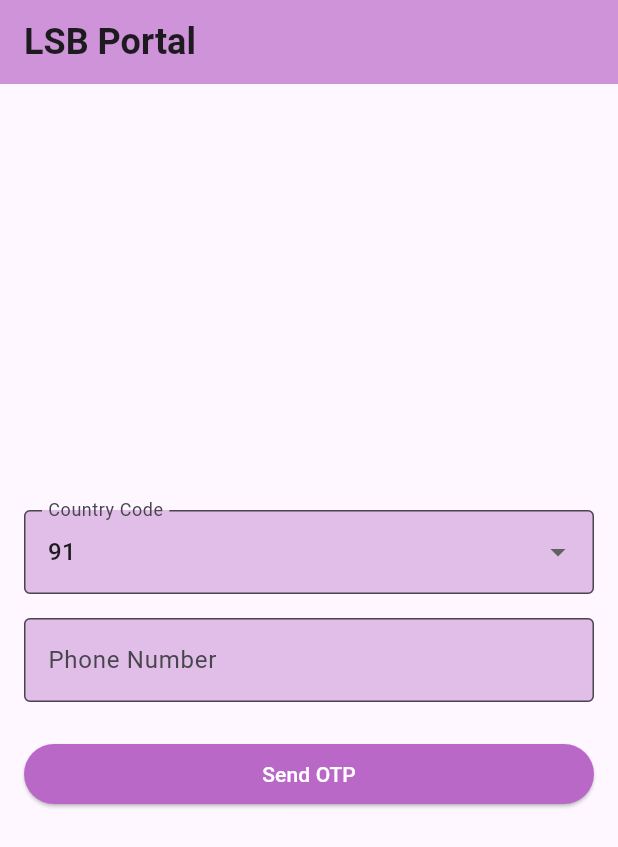
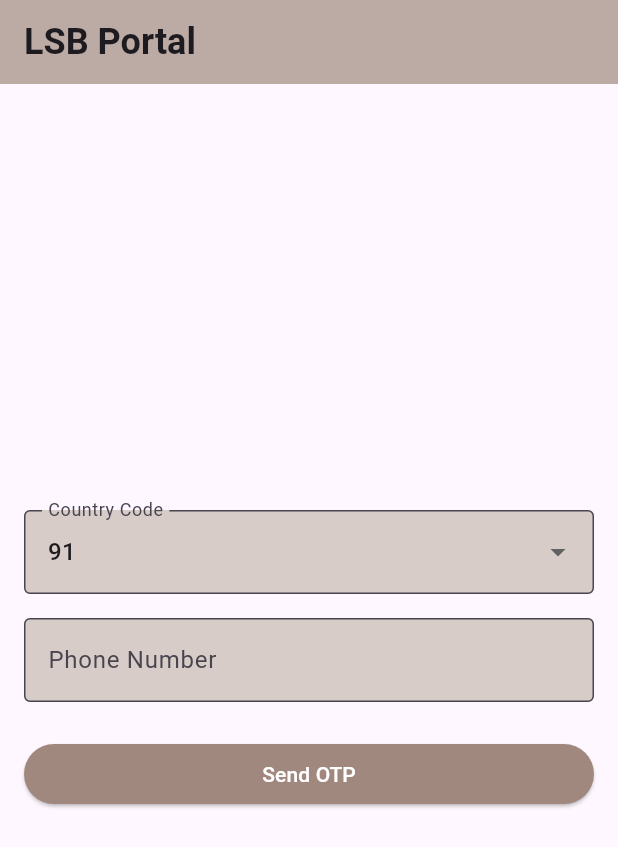
Before and after one commit to Singh1106/lsb_org_app, a Flutter app: the screen it shows after launch, on a phone screen of 412 x 824 dp. Shown: the top 847 px of the screen. Run offline on Flutter 3.47's test engine with Material 3 defaults, Android fonts, the phone set to English and light mode, and no system bars.

Commit message:
changed the theme

```diff
--- a/lib/theme/main.dart
+++ b/lib/theme/main.dart
@@ -127,7 +127,7 @@ class ThemeSelector {
     // final themes = ThemeType.values;
     // final randomIndex = Random().nextInt(themes.length);
     // return themes[randomIndex];
-    return ThemeType.lavenderhaze;
+    return ThemeType.beige;
   }
 
   static AppTheme getTheme() {
```
Also changed, not shown: lib/pages/home.dart (+0 -7 lines).
